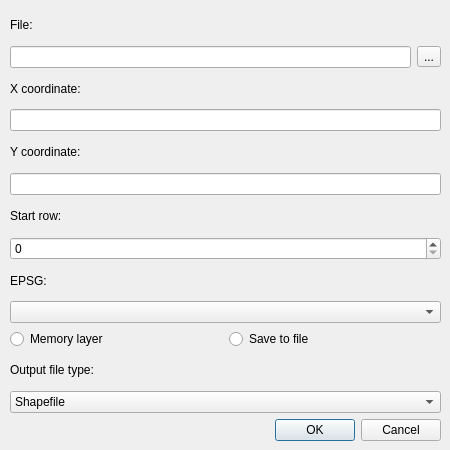
Above: spreadsheet_dialog_base.ui from schulzsebastian/qgisplugin_spreadsheet before the change. Below: the same form after it.
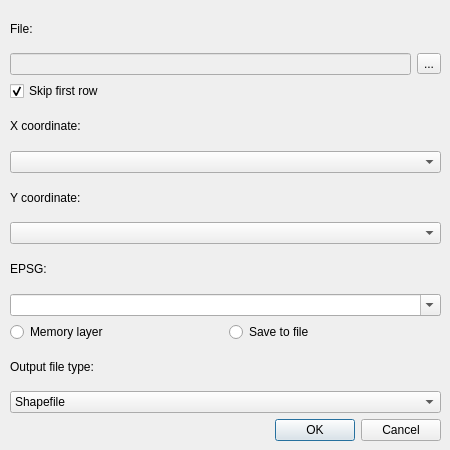
That is the form after the change.

Commit message: update column names and epsg codes

The edit to the form file:
```diff
--- a/spreadsheet_dialog_base.ui
+++ b/spreadsheet_dialog_base.ui
@@ -33,7 +33,11 @@
     <item>
      <layout class="QHBoxLayout" name="horizontalLayout">
       <item>
-       <widget class="QLineEdit" name="lineEdit"/>
+       <widget class="QLineEdit" name="lineEdit">
+        <property name="enabled">
+         <bool>false</bool>
+        </property>
+       </widget>
       </item>
       <item>
        <widget class="QToolButton" name="toolButton">
@@ -44,6 +48,19 @@
       </item>
      </layout>
     </item>
+    <item>
+     <widget class="QCheckBox" name="checkBox">
+      <property name="enabled">
+       <bool>true</bool>
+      </property>
+      <property name="text">
+       <string>Skip first row</string>
+      </property>
+      <property name="checked">
+       <bool>true</bool>
+      </property>
+     </widget>
+    </item>
     <item>
      <widget class="QLabel" name="label_2">
       <property name="text">
@@ -52,7 +69,7 @@
      </widget>
     </item>
     <item>
-     <widget class="QLineEdit" name="lineEdit_2"/>
+     <widget class="QComboBox" name="comboBox"/>
     </item>
     <item>
      <widget class="QLabel" name="label_3">
@@ -62,17 +79,7 @@
      </widget>
     </item>
     <item>
-     <widget class="QLineEdit" name="lineEdit_3"/>
-    </item>
-    <item>
-     <widget class="QLabel" name="label_4">
-      <property name="text">
-       <string>Start row:</string>
-      </property>
-     </widget>
-    </item>
-    <item>
-     <widget class="QSpinBox" name="spinBox"/>
+     <widget class="QComboBox" name="comboBox_2"/>
     </item>
     <item>
      <widget class="QLabel" name="label_6">
@@ -82,7 +89,14 @@
      </widget>
     </item>
     <item>
-     <widget class="QComboBox" name="comboBox_2"/>
+     <widget class="QComboBox" name="comboBox_3">
+      <property name="enabled">
+       <bool>true</bool>
+      </property>
+      <property name="editable">
+       <bool>true</bool>
+      </property>
+     </widget>
     </item>
     <item>
      <layout class="QHBoxLayout" name="horizontalLayout_2">
```
Left out of the diff: 5 changed lines with no effect on the pictures. The commit also changes 1 other file.
